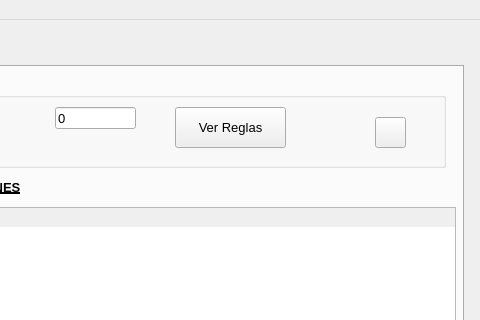
Qt form src/menuPrincipal.ui (lucassebib/apriori) before a commit; both pictures show x 637 to 1117 and y 0 to 320 of the 1117 by 736 pixel window.
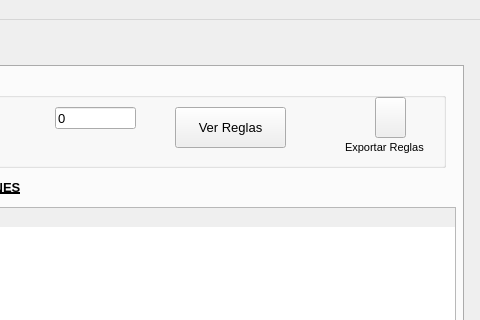
The same form after that commit. Icons and pictures are not drawn.

Diff of the .ui file:
```diff
--- a/src/menuPrincipal.ui
+++ b/src/menuPrincipal.ui
@@ -676,9 +676,9 @@
        <property name="geometry">
         <rect>
          <x>970</x>
-         <y>40</y>
+         <y>20</y>
          <width>31</width>
-         <height>31</height>
+         <height>41</height>
         </rect>
        </property>
        <property name="text">
@@ -695,6 +695,24 @@
         </size>
        </property>
       </widget>
+      <widget class="QLabel" name="label_6">
+       <property name="geometry">
+        <rect>
+         <x>940</x>
+         <y>60</y>
+         <width>101</width>
+         <height>20</height>
+        </rect>
+       </property>
+       <property name="font">
+        <font>
+         <pointsize>8</pointsize>
+        </font>
+       </property>
+       <property name="text">
+        <string>Exportar Reglas</string>
+       </property>
+      </widget>
      </widget>
      <widget class="QTableWidget" name="tw_rules">
       <property name="geometry">
```
